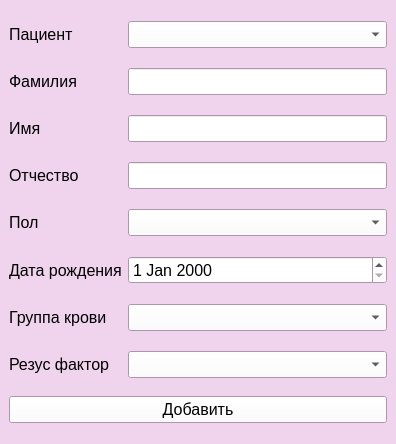
Old version of the form app/view/src/new_patient.ui in the repository Vasilisonka/kyrs.py.
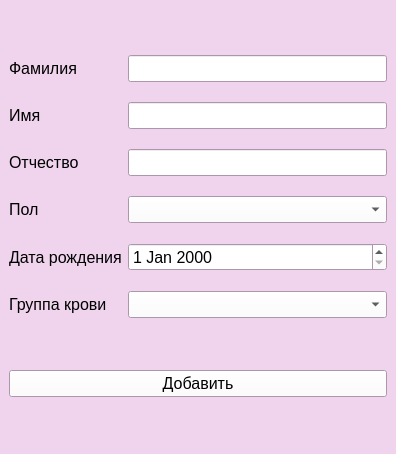
New version of the form.

```diff
--- a/app/view/src/new_patient.ui
+++ b/app/view/src/new_patient.ui
@@ -7,7 +7,7 @@
     <x>0</x>
     <y>0</y>
     <width>396</width>
-    <height>444</height>
+    <height>454</height>
    </rect>
   </property>
   <property name="palette">
@@ -462,124 +462,19 @@
       <property name="verticalSpacing">
        <number>20</number>
       </property>
-      <item row="6" column="1">
-       <widget class="QDateEdit" name="dateEdit">
-        <property name="font">
-         <font>
-          <pointsize>12</pointsize>
-         </font>
-        </property>
-       </widget>
-      </item>
-      <item row="7" column="0">
-       <widget class="QLabel" name="label_5">
-        <property name="font">
-         <font>
-          <pointsize>12</pointsize>
-         </font>
-        </property>
-        <property name="text">
-         <string>Группа крови</string>
-        </property>
-       </widget>
-      </item>
-      <item row="1" column="1">
-       <widget class="QLineEdit" name="lineEdit">
-        <property name="font">
-         <font>
-          <pointsize>12</pointsize>
-         </font>
-        </property>
-       </widget>
-      </item>
-      <item row="8" column="1">
-       <widget class="QComboBox" name="combobox_rezus">
-        <property name="font">
-         <font>
-          <pointsize>12</pointsize>
-         </font>
-        </property>
-        <property name="editable">
-         <bool>false</bool>
-        </property>
-        <property name="currentText">
-         <string/>
-        </property>
-        <property name="currentIndex">
-         <number>-1</number>
-        </property>
-        <property name="maxVisibleItems">
-         <number>3</number>
-        </property>
-       </widget>
-      </item>
-      <item row="8" column="0">
-       <widget class="QLabel" name="label_6">
-        <property name="font">
-         <font>
-          <pointsize>12</pointsize>
-         </font>
-        </property>
-        <property name="text">
-         <string>Резус фактор</string>
-        </property>
-       </widget>
-      </item>
-      <item row="0" column="0">
-       <widget class="QLabel" name="label">
-        <property name="font">
-         <font>
-          <pointsize>12</pointsize>
-         </font>
-        </property>
-        <property name="text">
-         <string>Пациент </string>
-        </property>
-       </widget>
-      </item>
-      <item row="1" column="0">
-       <widget class="QLabel" name="label_2">
-        <property name="font">
-         <font>
-          <pointsize>12</pointsize>
-         </font>
-        </property>
-        <property name="text">
-         <string>Фамилия</string>
-        </property>
-       </widget>
-      </item>
-      <item row="7" column="1">
-       <widget class="QComboBox" name="combobox_group">
-        <property name="font">
-         <font>
-          <pointsize>12</pointsize>
-         </font>
-        </property>
-        <property name="editable">
-         <bool>false</bool>
-        </property>
-        <property name="currentText">
-         <string/>
-        </property>
-        <property name="currentIndex">
-         <number>-1</number>
-        </property>
-        <property name="maxVisibleItems">
-         <number>4</number>
-        </property>
-       </widget>
-      </item>
-      <item row="2" column="1">
-       <widget class="QLineEdit" name="lineEdit_2">
-        <property name="font">
-         <font>
-          <pointsize>12</pointsize>
-         </font>
-        </property>
-       </widget>
-      </item>
       <item row="3" column="0">
+       <widget class="QLabel" name="label_8">
+        <property name="font">
+         <font>
+          <pointsize>12</pointsize>
+         </font>
+        </property>
+        <property name="text">
+         <string>Пол</string>
+        </property>
+       </widget>
+      </item>
+      <item row="2" column="0">
        <widget class="QLabel" name="label_4">
         <property name="font">
          <font>
@@ -591,40 +486,16 @@
         </property>
        </widget>
       </item>
-      <item row="0" column="1">
-       <widget class="QComboBox" name="combobox_Patient">
+      <item row="2" column="1">
+       <widget class="QLineEdit" name="lineEdit_3">
         <property name="font">
          <font>
           <pointsize>12</pointsize>
          </font>
         </property>
-        <property name="editable">
-         <bool>false</bool>
-        </property>
-        <property name="currentText">
-         <string/>
-        </property>
-        <property name="currentIndex">
-         <number>-1</number>
-        </property>
-        <property name="maxVisibleItems">
-         <number>3</number>
-        </property>
        </widget>
       </item>
-      <item row="6" column="0">
-       <widget class="QLabel" name="label_7">
-        <property name="font">
-         <font>
-          <pointsize>12</pointsize>
-         </font>
-        </property>
-        <property name="text">
-         <string>Дата рождения</string>
-        </property>
-       </widget>
-      </item>
-      <item row="2" column="0">
+      <item row="1" column="0">
        <widget class="QLabel" name="label_3">
         <property name="font">
          <font>
@@ -636,28 +507,70 @@
         </property>
        </widget>
       </item>
+      <item row="5" column="1">
+       <widget class="QDateEdit" name="dateEdit">
+        <property name="font">
+         <font>
+          <pointsize>12</pointsize>
+         </font>
+        </property>
+       </widget>
+      </item>
+      <item row="6" column="1">
+       <widget class="QComboBox" name="combobox_group">
+        <property name="font">
+         <font>
+          <pointsize>12</pointsize>
+         </font>
+        </property>
+        <property name="editable">
+         <bool>false</bool>
+        </property>
+        <property name="currentText">
+         <string/>
+        </property>
+        <property name="currentIndex">
+         <number>-1</number>
+        </property>
+        <property name="maxVisibleItems">
+         <number>4</number>
+        </property>
+       </widget>
+      </item>
+      <item row="5" column="0">
+       <widget class="QLabel" name="label_7">
+        <property name="font">
+         <font>
+          <pointsize>12</pointsize>
+         </font>
+        </property>
+        <property name="text">
+         <string>Дата рождения</string>
+        </property>
+       </widget>
+      </item>
+      <item row="0" column="0">
+       <widget class="QLabel" name="label_2">
+        <property name="font">
+         <font>
+          <pointsize>12</pointsize>
+         </font>
+        </property>
+        <property name="text">
+         <string>Фамилия</string>
+        </property>
+       </widget>
+      </item>
+      <item row="1" column="1">
+       <widget class="QLineEdit" name="lineEdit_2">
+        <property name="font">
+         <font>
+          <pointsize>12</pointsize>
+         </font>
+        </property>
+       </widget>
+      </item>
       <item row="3" column="1">
-       <widget class="QLineEdit" name="lineEdit_3">
-        <property name="font">
-         <font>
-          <pointsize>12</pointsize>
-         </font>
-        </property>
-       </widget>
-      </item>
-      <item row="4" column="0">
-       <widget class="QLabel" name="label_8">
-        <property name="font">
-         <font>
-          <pointsize>12</pointsize>
-         </font>
-        </property>
-        <property name="text">
-         <string>Пол</string>
-        </property>
-       </widget>
-      </item>
-      <item row="4" column="1">
        <widget class="QComboBox" name="combobox_pol">
         <property name="font">
          <font>
@@ -678,6 +591,27 @@
         </property>
        </widget>
       </item>
+      <item row="0" column="1">
+       <widget class="QLineEdit" name="lineEdit">
+        <property name="font">
+         <font>
+          <pointsize>12</pointsize>
+         </font>
+        </property>
+       </widget>
+      </item>
+      <item row="6" column="0">
+       <widget class="QLabel" name="label_5">
+        <property name="font">
+         <font>
+          <pointsize>12</pointsize>
+         </font>
+        </property>
+        <property name="text">
+         <string>Группа крови</string>
+        </property>
+       </widget>
+      </item>
      </layout>
     </item>
     <item>
```
